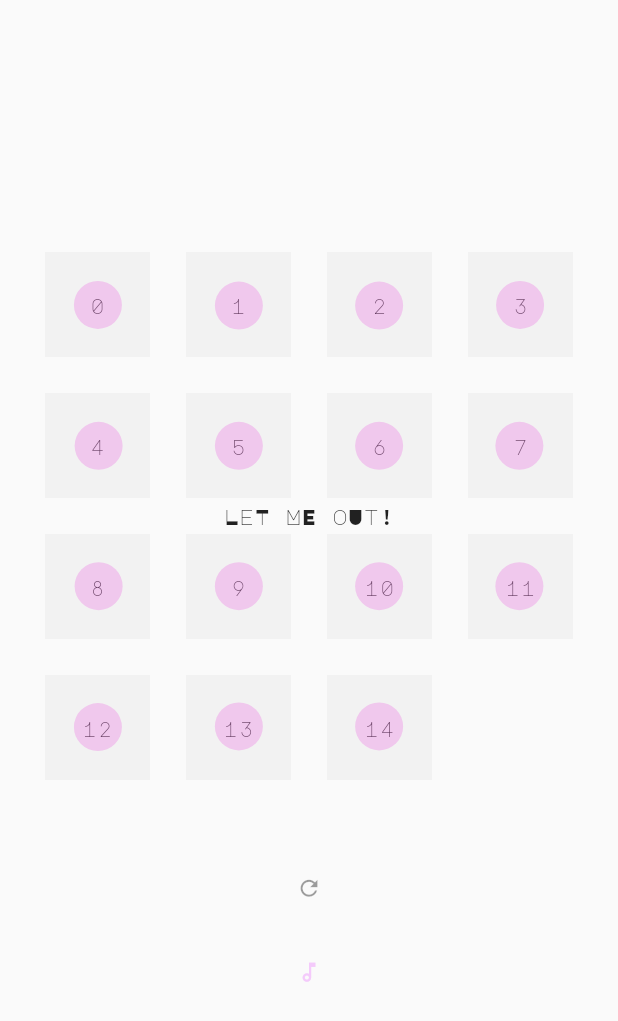
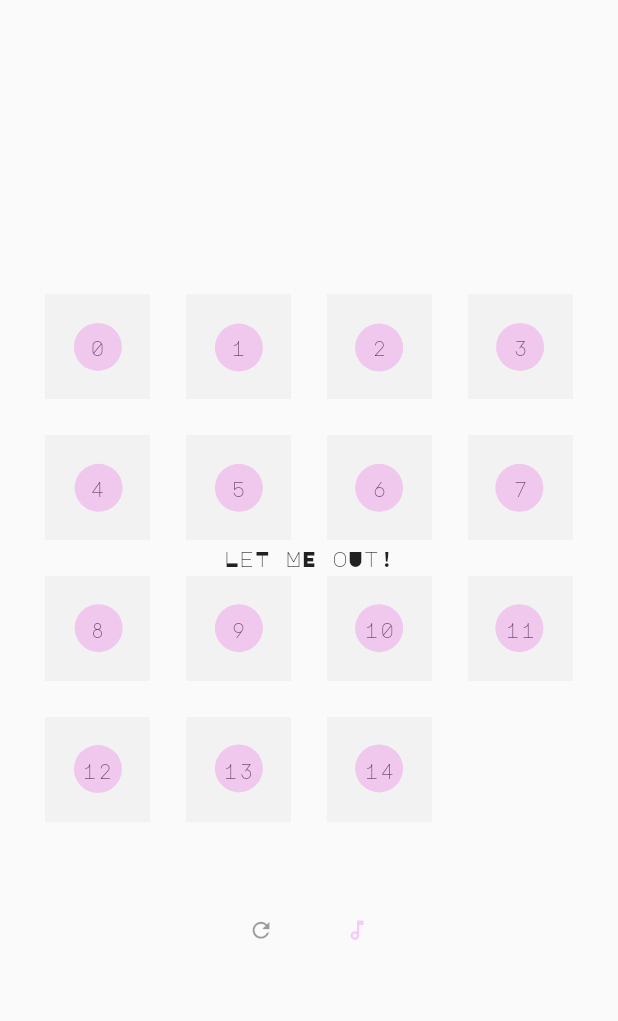
Before and after one commit to erf/let_me_out, a Flutter app: the screen it shows after launch, on a phone screen of 412 x 824 dp. Shown: the top 1021 px of the screen. Run offline on Flutter 3.47's test engine with Material 2 defaults, Android fonts, the phone set to English and light mode, and no system bars; missing offline and left inert: soundpool; statements that could not run were skipped.

Commit message:
add shuffle and music mode buttons to a row

```diff
--- a/lib/puzzle_board.dart
+++ b/lib/puzzle_board.dart
@@ -44,14 +44,20 @@ class PuzzleBoard extends StatelessWidget {
               ),
               Flexible(
                 child: Padding(
-                  padding: const EdgeInsets.only(top: 24),
-                  child: ShuffleButton(puzzleState),
-                ),
-              ),
-              Flexible(
-                child: Padding(
-                  padding: const EdgeInsets.all(8),
-                  child: MusicModeButton(puzzleState),
+                  padding: const EdgeInsets.only(top: 16),
+                  child: Row(
+                    mainAxisAlignment: MainAxisAlignment.center,
+                    children: [
+                      Padding(
+                        padding: const EdgeInsets.all(8),
+                        child: ShuffleButton(puzzleState),
+                      ),
+                      Padding(
+                        padding: const EdgeInsets.all(8),
+                        child: MusicModeButton(puzzleState),
+                      ),
+                    ],
+                  ),
                 ),
               ),
             ],
```
